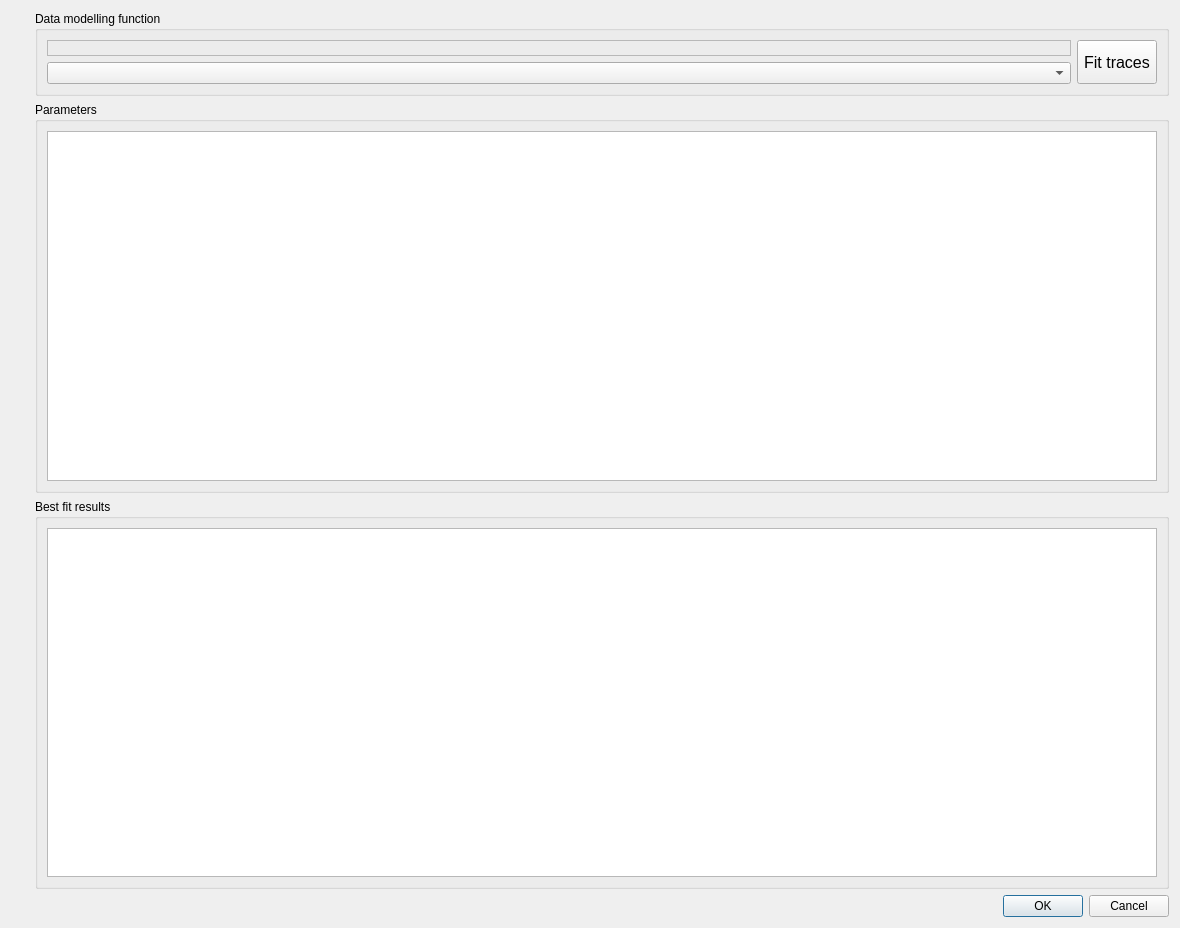
ubenu/Blits, file Resources/UI/scrutinize_dialog.ui: the form before one commit.
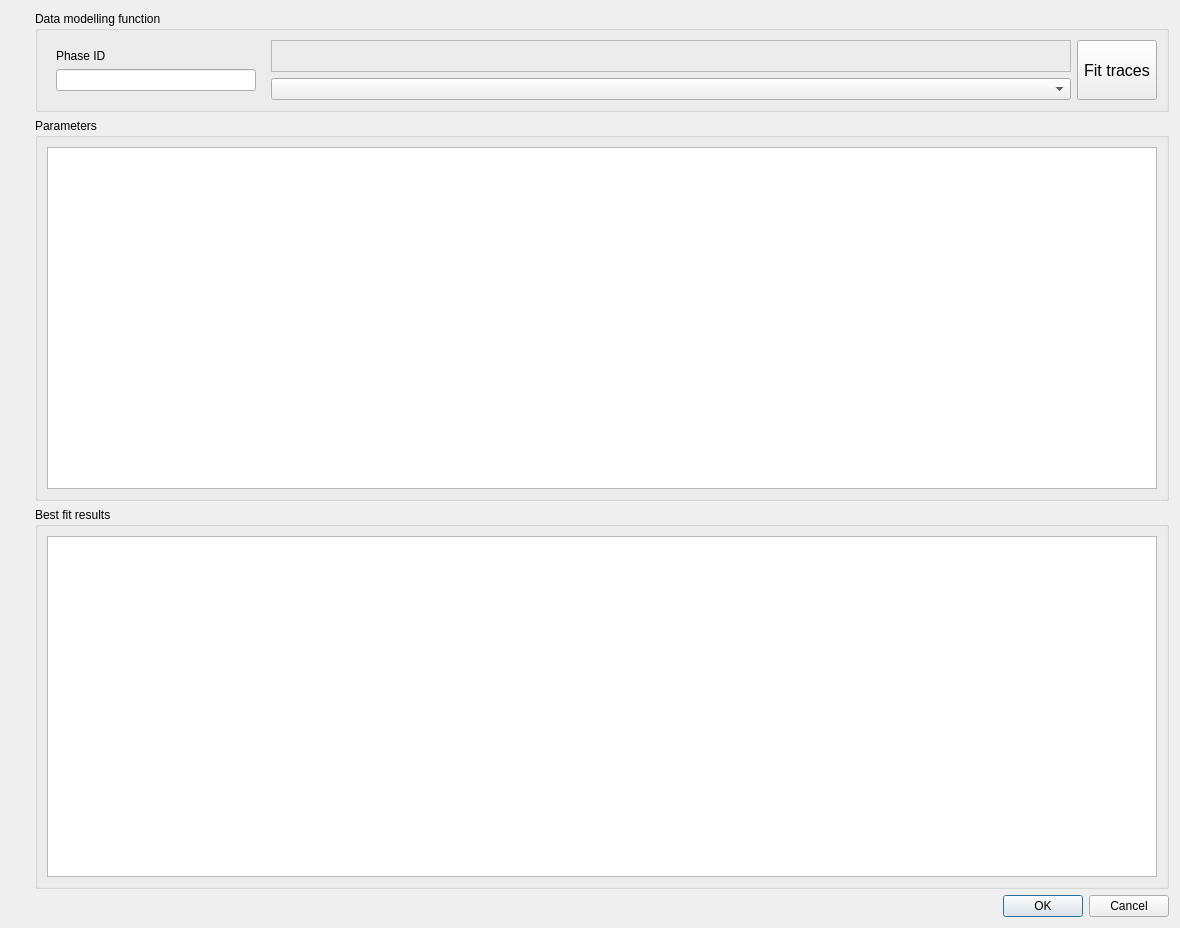
The form after the commit.

The edit to the form file:
```diff
--- a/Resources/UI/scrutinize_dialog.ui
+++ b/Resources/UI/scrutinize_dialog.ui
@@ -47,6 +47,35 @@
           <string>Data modelling function</string>
          </property>
          <layout class="QHBoxLayout" name="horizontalLayout_2">
+          <item>
+           <widget class="QWidget" name="widget" native="true">
+            <layout class="QVBoxLayout" name="verticalLayout_4">
+             <item>
+              <widget class="QLabel" name="label">
+               <property name="text">
+                <string>Phase ID</string>
+               </property>
+              </widget>
+             </item>
+             <item>
+              <widget class="QLineEdit" name="txt_phase_id">
+               <property name="sizePolicy">
+                <sizepolicy hsizetype="Fixed" vsizetype="Fixed">
+                 <horstretch>0</horstretch>
+                 <verstretch>0</verstretch>
+                </sizepolicy>
+               </property>
+               <property name="minimumSize">
+                <size>
+                 <width>200</width>
+                 <height>0</height>
+                </size>
+               </property>
+              </widget>
+             </item>
+            </layout>
+           </widget>
+          </item>
           <item>
            <layout class="QVBoxLayout" name="verticalLayout">
             <item>
```
